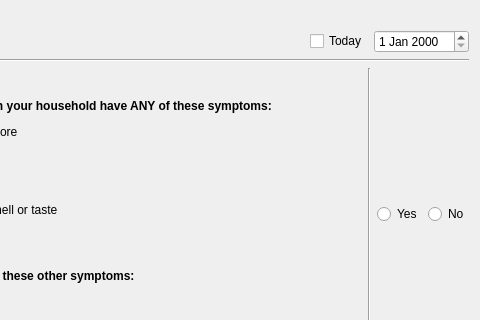
Above: src/forms/surveydialog.ui from fverco/CompanyCovidQuery before the change; both pictures show x 123 to 603 and y 0 to 320 of the 603 by 662 pixel window. Below: the same form after it.
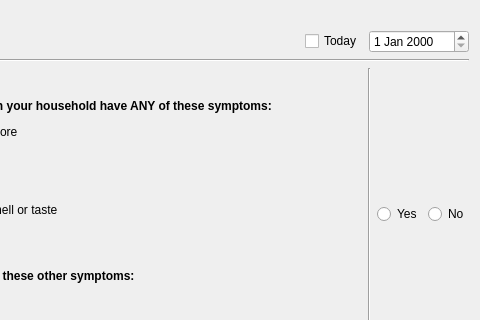
That is the form after the change.

Commit message: Change minimum size of the date edit in SurveyDialog

Diff of the .ui file:
```diff
--- a/src/forms/surveydialog.ui
+++ b/src/forms/surveydialog.ui
@@ -59,7 +59,14 @@
         </widget>
        </item>
        <item>
-        <widget class="QDateEdit" name="deSurveyDate"/>
+        <widget class="QDateEdit" name="deSurveyDate">
+         <property name="minimumSize">
+          <size>
+           <width>100</width>
+           <height>0</height>
+          </size>
+         </property>
+        </widget>
        </item>
       </layout>
      </item>
```
